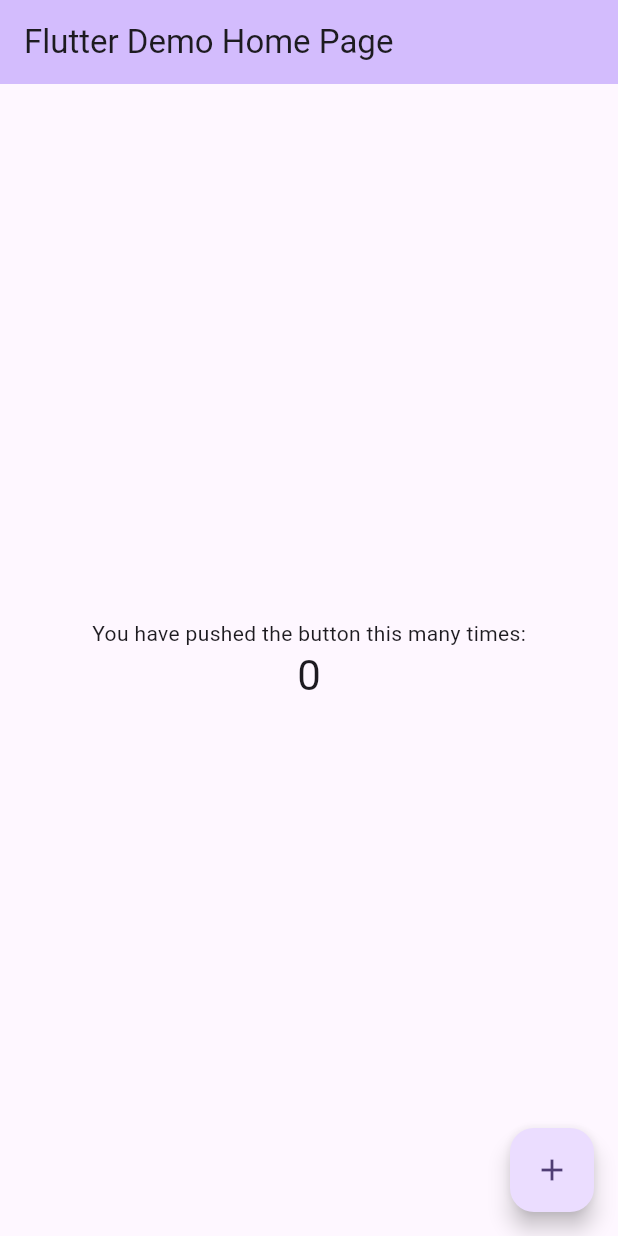
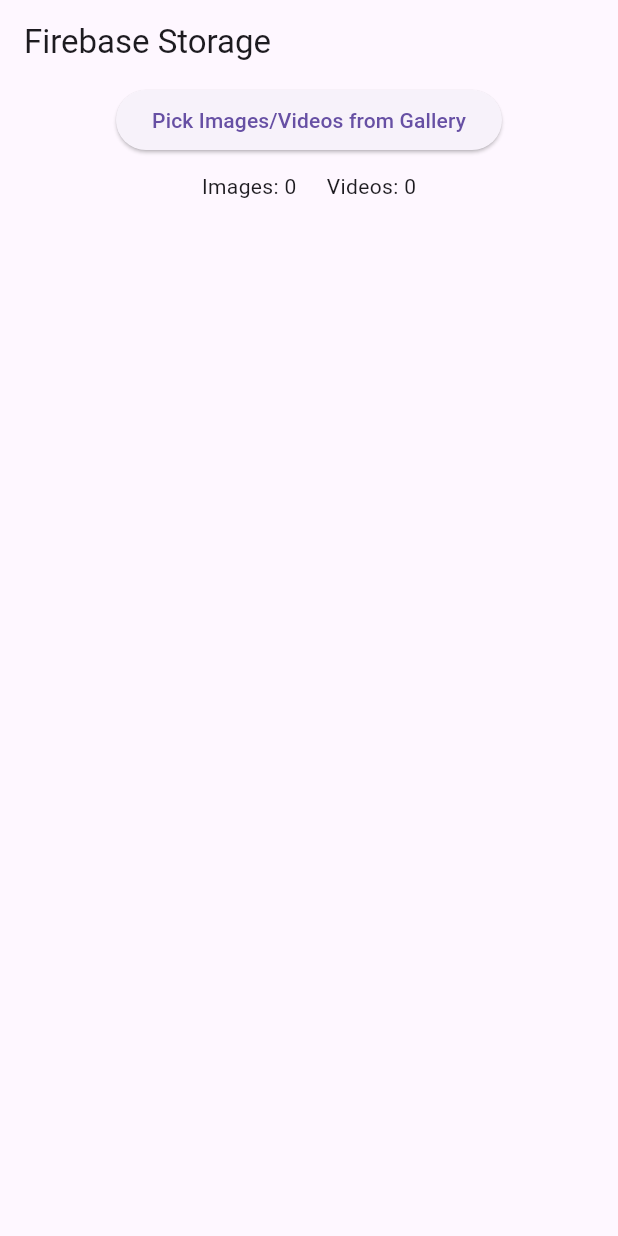
Before and after one commit to RifahTasnia-ux/firebase_project, a Flutter app: the screen it shows after launch, on a phone screen of 412 x 824 dp. Run offline on Flutter 3.47's test engine with Material 3 defaults, Android fonts, the phone set to English and light mode, and no system bars; our stand-ins replace firebase_core, firebase_storage, image_picker; accounts and stored records are empty.

Commit message:
Assignment module 20

```diff
--- a/lib/main.dart
+++ b/lib/main.dart
@@ -1,125 +1,18 @@
+import 'package:firebase_core/firebase_core.dart';
 import 'package:flutter/material.dart';
+import 'movie_list_screen.dart';
 
-void main() {
-  runApp(const MyApp());
+void main() async {
+  WidgetsFlutterBinding.ensureInitialized();
+  await Firebase.initializeApp();
+  runApp(MyApp());
 }
 
 class MyApp extends StatelessWidget {
-  const MyApp({super.key});
-
-  // This widget is the root of your application.
   @override
   Widget build(BuildContext context) {
     return MaterialApp(
-      title: 'Flutter Demo',
-      theme: ThemeData(
-        // This is the theme of your application.
-        //
-        // TRY THIS: Try running your application with "flutter run". You'll see
-        // the application has a purple toolbar. Then, without quitting the app,
-        // try changing the seedColor in the colorScheme below to Colors.green
-        // and then invoke "hot reload" (save your changes or press the "hot
-        // reload" button in a Flutter-supported IDE, or press "r" if you used
-        // the command line to start the app).
-        //
-        // Notice that the counter didn't reset back to zero; the application
-        // state is not lost during the reload. To reset the state, use hot
-        // restart instead.
-        //
-        // This works for code too, not just values: Most code changes can be
-        // tested with just a hot reload.
-        colorScheme: ColorScheme.fromSeed(seedColor: Colors.deepPurple),
-        useMaterial3: true,
-      ),
-      home: const MyHomePage(title: 'Flutter Demo Home Page'),
+      home: ImageGrid(),
     );
   }
 }
-
-class MyHomePage extends StatefulWidget {
-  const MyHomePage({super.key, required this.title});
-
-  // This widget is the home page of your application. It is stateful, meaning
-  // that it has a State object (defined below) that contains fields that affect
-  // how it looks.
-
-  // This class is the configuration for the state. It holds the values (in this
-  // case the title) provided by the parent (in this case the App widget) and
-  // used by the build method of the State. Fields in a Widget subclass are
-  // always marked "final".
-
-  final String title;
-
-  @override
-  State<MyHomePage> createState() => _MyHomePageState();
-}
-
-class _MyHomePageState extends State<MyHomePage> {
-  int _counter = 0;
-
-  void _incrementCounter() {
-    setState(() {
-      // This call to setState tells the Flutter framework that something has
-      // changed in this State, which causes it to rerun the build method below
-      // so that the display can reflect the updated values. If we changed
-      // _counter without calling setState(), then the build method would not be
-      // called again, and so nothing would appear to happen.
-      _counter++;
-    });
-  }
-
-  @override
-  Widget build(BuildContext context) {
-    // This method is rerun every time setState is called, for instance as done
-    // by the _incrementCounter method above.
-    //
-    // The Flutter framework has been optimized to make rerunning build methods
-    // fast, so that you can just rebuild anything that needs updating rather
-    // than having to individually change instances of widgets.
-    return Scaffold(
-      appBar: AppBar(
-        // TRY THIS: Try changing the color here to a specific color (to
-        // Colors.amber, perhaps?) and trigger a hot reload to see the AppBar
-        // change color while the other colors stay the same.
-        backgroundColor: Theme.of(context).colorScheme.inversePrimary,
-        // Here we take the value from the MyHomePage object that was created by
-        // the App.build method, and use it to set our appbar title.
-        title: Text(widget.title),
-      ),
-      body: Center(
-        // Center is a layout widget. It takes a single child and positions it
-        // in the middle of the parent.
-        child: Column(
-          // Column is also a layout widget. It takes a list of children and
-          // arranges them vertically. By default, it sizes itself to fit its
-          // children horizontally, and tries to be as tall as its parent.
-          //
-          // Column has various properties to control how it sizes itself and
-          // how it positions its children. Here we use mainAxisAlignment to
-          // center the children vertically; the main axis here is the vertical
-          // axis because Columns are vertical (the cross axis would be
-          // horizontal).
-          //
-          // TRY THIS: Invoke "debug painting" (choose the "Toggle Debug Paint"
-          // action in the IDE, or press "p" in the console), to see the
-          // wireframe for each widget.
-          mainAxisAlignment: MainAxisAlignment.center,
-          children: <Widget>[
-            const Text(
-              'You have pushed the button this many times:',
-            ),
-            Text(
-              '$_counter',
-              style: Theme.of(context).textTheme.headlineMedium,
-            ),
-          ],
-        ),
-      ),
-      floatingActionButton: FloatingActionButton(
-        onPressed: _incrementCounter,
-        tooltip: 'Increment',
-        child: const Icon(Icons.add),
-      ), // This trailing comma makes auto-formatting nicer for build methods.
-    );
-  }
-}
--- /dev/null
+++ b/lib/movie_list_screen.dart
@@ -0,0 +1,115 @@
+import 'package:flutter/material.dart';
+import 'package:image_picker/image_picker.dart';
+import 'package:firebase_storage/firebase_storage.dart' as firebase_storage;
+import 'dart:io';
+
+class ImageGrid extends StatelessWidget {
+  @override
+  Widget build(BuildContext context) {
+    return Scaffold(
+      appBar: AppBar(title: Text('Firebase Storage')),
+      body: ImageGridView(),
+    );
+  }
+}
+
+class ImageGridView extends StatefulWidget {
+  @override
+  _ImageGridViewState createState() => _ImageGridViewState();
+}
+
+class _ImageGridViewState extends State<ImageGridView> {
+  List<String> imageURLs = [];
+  int imageCount = 0;
+  int videoCount = 0;
+
+  @override
+  Widget build(BuildContext context) {
+    return Column(
+      children: [
+        ElevatedButton(
+          onPressed: () {
+            pickImageOrVideoFromGallery();
+          },
+          child: Text('Pick Images/Videos from Gallery'),
+        ),
+        SizedBox(height: 10), // Add some space between the button and the count display
+        Row(
+          mainAxisAlignment: MainAxisAlignment.center,
+          children: [
+            Text('Images: $imageCount'),
+            SizedBox(width: 20),
+            Text('Videos: $videoCount'),
+          ],
+        ),
+        Expanded(
+          child: GridView.builder(
+            padding: EdgeInsets.all(8.0),
+            gridDelegate: SliverGridDelegateWithFixedCrossAxisCount(
+                crossAxisCount: 3),
+            itemCount: imageURLs.length,
+            itemBuilder: (context, index) {
+              return Padding(
+                padding: EdgeInsets.all(8.0),
+                // Add padding around each GridTile
+                child: GridTile(
+                  child: Image.network(imageURLs[index]),
+                ),
+              );
+            },
+          ),
+        ),
+      ],
+    );
+  }
+
+  Future<void> uploadFileToFirebase(File file) async {
+    try {
+      String fileName = DateTime.now().millisecondsSinceEpoch.toString();
+      firebase_storage.Reference ref = firebase_storage.FirebaseStorage.instance.ref().child('media/$fileName');
+      await ref.putFile(file);
+      String downloadURL = await ref.getDownloadURL();
+      setState(() {
+        imageURLs.add(downloadURL);
+      });
+      ScaffoldMessenger.of(context).showSnackBar(
+        SnackBar(
+          content: Text('File uploaded successfully to Firebase Storage!'),
+          duration: Duration(seconds: 2), // Adjust duration as needed
+        ),
+      );
+    } catch (e) {
+      print(e.toString());
+    }
+  }
+
+  Future<void> pickImageOrVideoFromGallery() async {
+    final picker = ImagePicker();
+    final pickedFile = await picker.pickImage(
+      source: ImageSource.gallery,
+      imageQuality: 50,
+    );
+
+    if (pickedFile != null) {
+      File file = File(pickedFile.path);
+      await uploadFileToFirebase(file);
+      setState(() {
+        imageCount++;
+      });
+    } else {
+      final pickedVideo = await picker.pickVideo(
+        source: ImageSource.gallery,
+      );
+
+      if (pickedVideo != null) {
+        File file = File(pickedVideo.path);
+        await uploadFileToFirebase(file);
+        setState(() {
+          videoCount++; // Increment video count when a video is picked
+        });
+      } else {
+        print('No media selected.');
+      }
+    }
+  }
+}
```
Also changed, not shown: lib/update_movie_screen.dart (added, +26 -0 lines), pubspec.yaml (+7 -1 lines), firebase.json (added), lib/firebase_options.dart (added), pubspec.lock, 12 other files.
